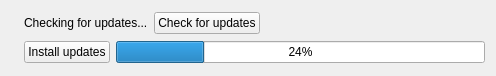
This is src-qt4/pc-updatecenter/indicatorwidget.ui in trueos/pcbsd as Qt 5 draws it before an edit. The edited form follows.
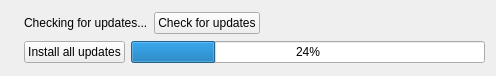
This is the edited form. Icons and pictures are not drawn.

```diff
--- a/src-qt4/pc-updatecenter/indicatorwidget.ui
+++ b/src-qt4/pc-updatecenter/indicatorwidget.ui
@@ -66,7 +66,7 @@
        <item>
         <widget class="QPushButton" name="installButton">
          <property name="text">
-          <string>Install updates</string>
+          <string>Install all updates</string>
          </property>
          <property name="icon">
           <iconset resource="res.qrc">
```
